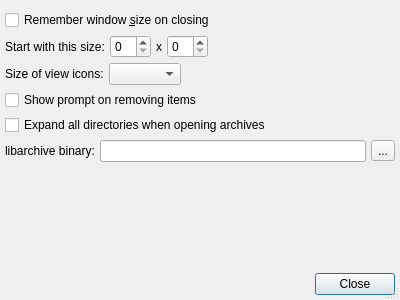
Before: the Qt Designer form pref.ui in tsujan/Arqiver, drawn with Qt 5.
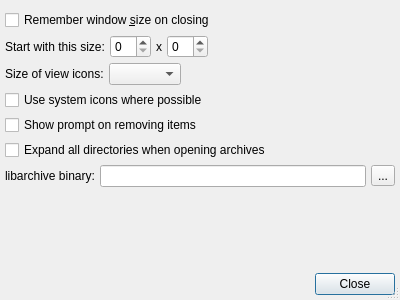
After: the same form once the commit is applied.

Commit message: Added an option for using system icons

```diff
--- a/pref.ui
+++ b/pref.ui
@@ -112,6 +112,13 @@
      </item>
     </layout>
    </item>
+   <item>
+    <widget class="QCheckBox" name="sysIconsBox">
+     <property name="text">
+      <string>Use system icons where possible</string>
+     </property>
+    </widget>
+   </item>
    <item>
     <widget class="QCheckBox" name="promptBox">
      <property name="text">
```
The commit also changes 28 other files.
